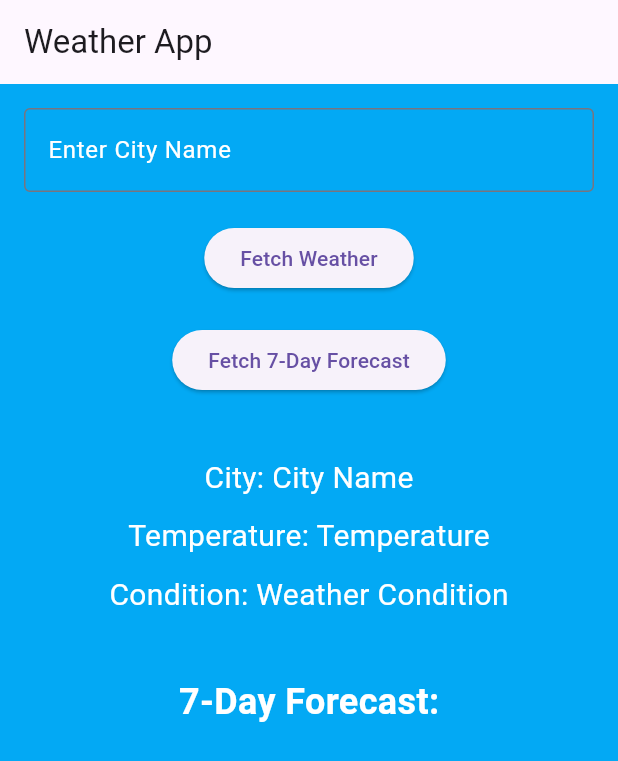
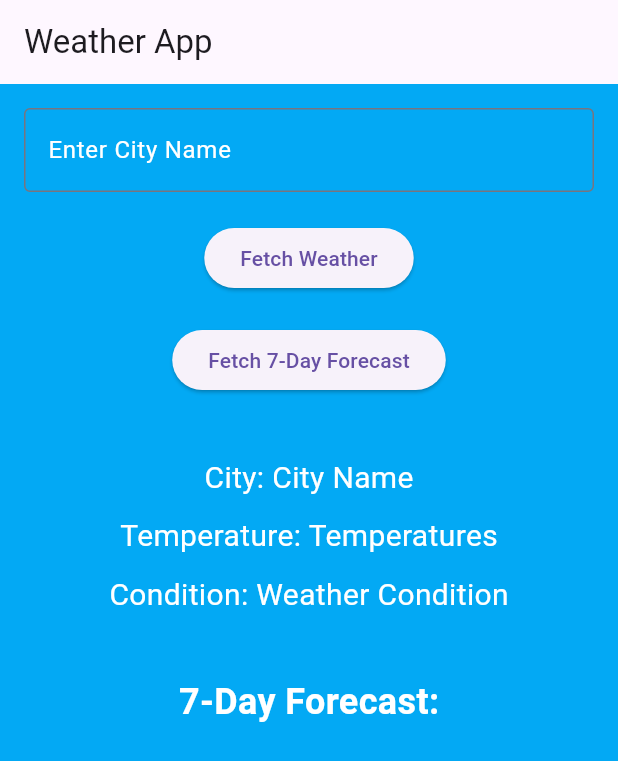
Before and after one commit to ramyamorla/weather_app, a Flutter app: the screen it shows after launch, on a phone screen of 412 x 824 dp. Shown: the top 761 px of the screen. Run offline on Flutter 3.47's test engine with Material 3 defaults, Android fonts, the phone set to English and light mode, and no system bars.

Commit message:
Added UI for the Weather app

```diff
--- a/lib/main.dart
+++ b/lib/main.dart
@@ -30,7 +30,7 @@ class WeatherScreen extends StatefulWidget {
 class _WeatherScreenState extends State<WeatherScreen> {
   final TextEditingController _cityController = TextEditingController();
   String _cityName = "City Name";
-  String _temperature = "Temperature";
+  String _temperature = "Temperatures";
   String _weatherCondition = "Weather Condition";
   List<Map<String, String>> _weeklyForecast = [];
 
```
